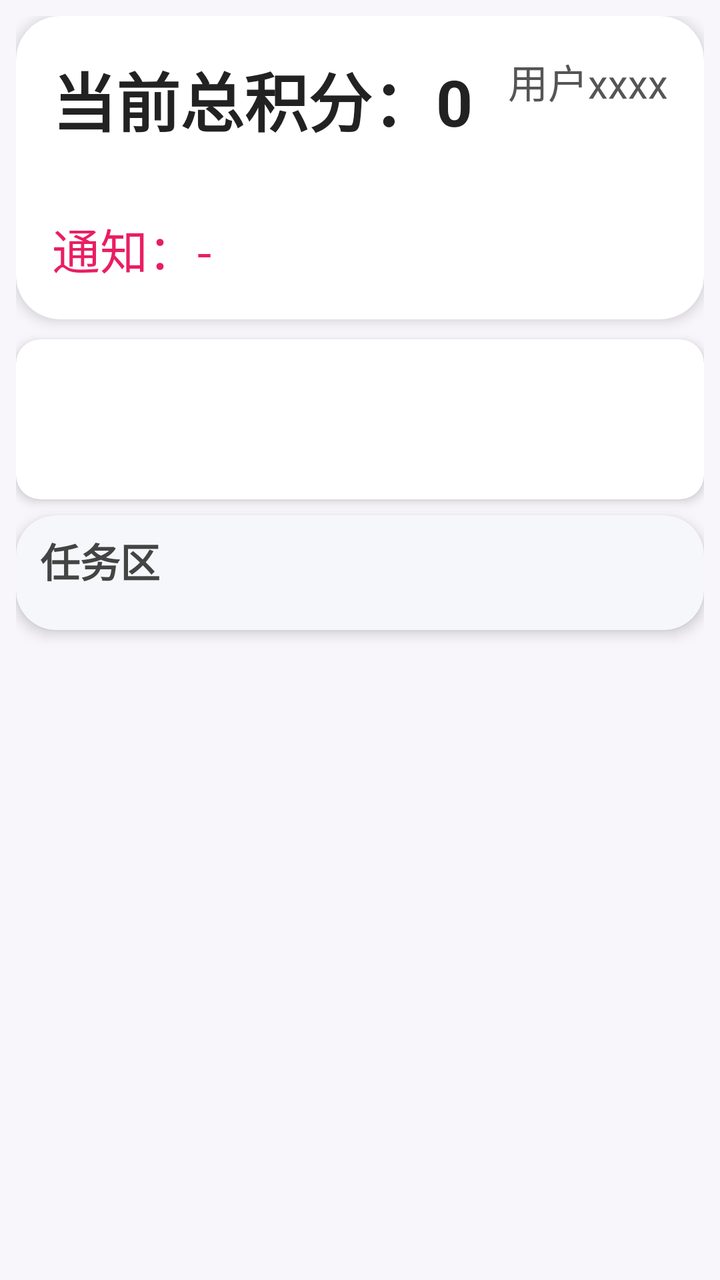
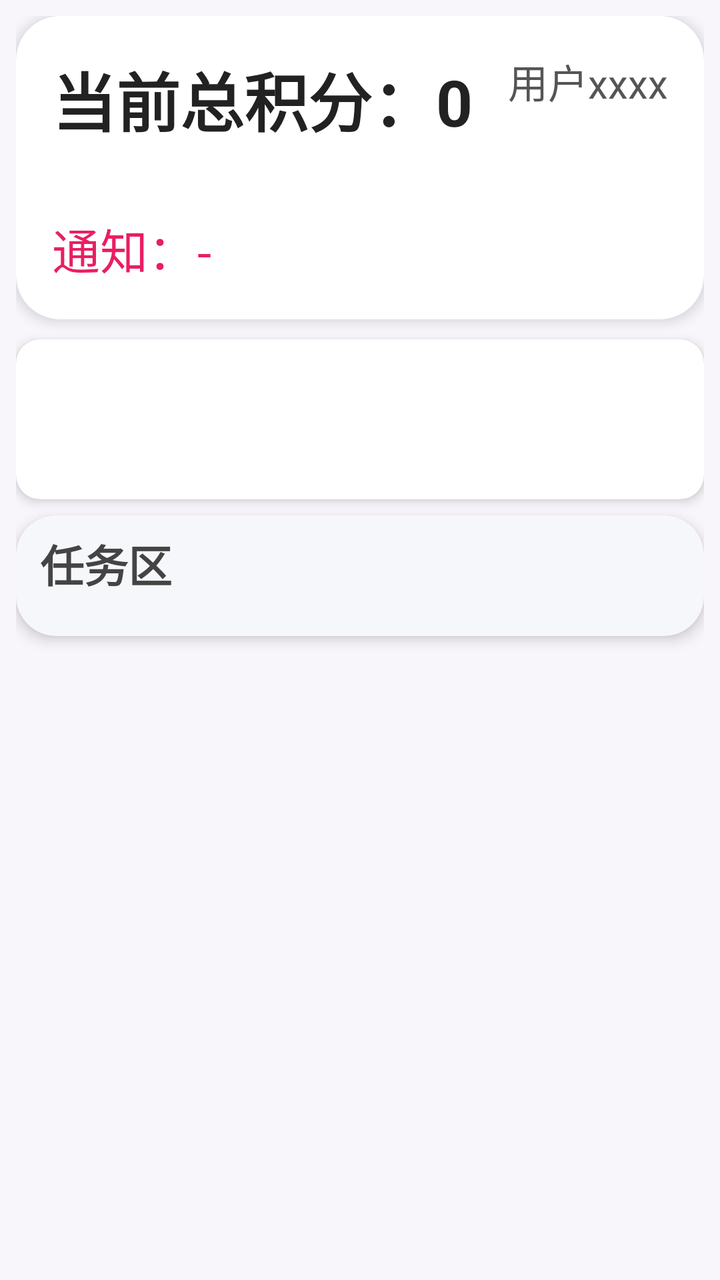

Before-and-after screenshots of an Android layout around one commit, followed by the original layout XML and the change that was made.
<!-- AndroidManifest.xml: application theme Theme.RemoteNursing -->
<!-- res/layout/fragment_user_task.xml -->
<?xml version="1.0" encoding="utf-8"?>
<ScrollView xmlns:android="http://schemas.android.com/apk/res/android"
    xmlns:app="http://schemas.android.com/apk/res-auto"
    android:layout_width="match_parent"
    android:layout_height="match_parent"
    android:fillViewport="true"
    android:background="#F9F6FB">

    <LinearLayout
        android:orientation="vertical"
        android:layout_width="match_parent"
        android:layout_height="wrap_content"
        android:padding="8dp">

        
        <androidx.cardview.widget.CardView
            android:layout_width="match_parent"
            android:layout_height="wrap_content"
            app:cardCornerRadius="22dp"
            app:cardElevation="4dp"
            android:layout_marginBottom="10dp"
            android:background="#F6F7FB">
            <RelativeLayout
                android:layout_width="match_parent"
                android:layout_height="wrap_content"
                android:padding="18dp">
                
                <TextView
                    android:id="@+id/tv_point"
                    android:text="当前总积分：0"
                    android:textSize="32sp"
                    android:textStyle="bold"
                    android:textColor="#222"
                    android:layout_alignParentStart="true"
                    android:layout_marginBottom="8dp"
                    android:layout_width="wrap_content"
                    android:layout_height="wrap_content"/>
                <TextView
                    android:id="@+id/tv_nick_name"
                    android:text="用户xxxx"
                    android:textSize="20sp"
                    android:textColor="#555"
                    android:layout_alignParentEnd="true"
                    android:layout_width="wrap_content"
                    android:layout_height="wrap_content"/>
                <LinearLayout
                    android:orientation="vertical"
                    android:layout_width="match_parent"
                    android:layout_height="wrap_content"
                    android:layout_below="@id/tv_point"
                    android:layout_marginTop="24dp">
                    <TextView
                        android:id="@+id/tv_notice"
                        android:layout_width="wrap_content"
                        android:layout_height="wrap_content"
                        android:text="通知：-"
                        android:textSize="24sp"
                        android:layout_marginTop="2dp"
                        android:textColor="#E91E63"/>
                </LinearLayout>
            </RelativeLayout>
        </androidx.cardview.widget.CardView>

        
        <androidx.cardview.widget.CardView
            android:id="@+id/card_banner"
            android:layout_width="match_parent"
            android:layout_height="80dp"
            android:layout_marginBottom="8dp"
            app:cardCornerRadius="12dp"
            app:cardElevation="3dp"
            android:background="#F6F7FB">
            <androidx.viewpager2.widget.ViewPager2
                android:id="@+id/vp_notice_banner"
                android:layout_width="match_parent"
                android:layout_height="match_parent"/>
        </androidx.cardview.widget.CardView>

        
        <androidx.cardview.widget.CardView
            android:id="@+id/card_learn_video"
            android:layout_width="match_parent"
            android:layout_height="76dp"
            android:layout_gravity="center"
            android:layout_marginBottom="8dp"
            app:cardCornerRadius="22dp"
            app:cardElevation="4dp"
            app:cardBackgroundColor="#F6F7FB"
            android:visibility="gone">
            <RelativeLayout
                android:layout_width="match_parent"
                android:layout_height="match_parent"
                android:paddingTop="10dp"
                android:paddingBottom="10dp"
                android:paddingStart="12dp"
                android:paddingEnd="12dp">
                <TextView
                    android:id="@+id/tv_learn_video_title"
                    android:text="康复视频库"
                    android:textSize="26sp"
                    android:textStyle="bold"
                    android:textColor="#2A2A2A"
                    android:layout_centerInParent="true"
                    android:layout_width="wrap_content"
                    android:layout_height="wrap_content"/>
            </RelativeLayout>
        </androidx.cardview.widget.CardView>

        
        <androidx.cardview.widget.CardView
            android:layout_width="match_parent"
            android:layout_height="wrap_content"
            android:layout_gravity="center"
            android:layout_marginBottom="16dp"
            app:cardCornerRadius="20dp"
            app:cardElevation="4dp"
            app:cardBackgroundColor="#F6F7FB">

            <LinearLayout
                android:orientation="vertical"
                android:layout_width="match_parent"
                android:layout_height="wrap_content"
                android:paddingTop="8dp"
                android:paddingBottom="8dp"
                android:paddingLeft="12dp"
                android:paddingRight="12dp">

            <TextView
                android:id="@+id/tv_task_area_title"
                android:text="任务区"
                android:textSize="20sp"
                android:textStyle="bold"
                android:textColor="#444"
                android:layout_width="wrap_content"
                android:layout_height="wrap_content"
                android:layout_marginBottom="8dp"/>
            
            <androidx.recyclerview.widget.RecyclerView
                android:id="@+id/rv_tasks"
                android:layout_width="match_parent"
                android:layout_height="wrap_content"
                android:nestedScrollingEnabled="false"
                android:padding="2dp"
                android:clipToPadding="false"
                android:overScrollMode="never"
                android:contentDescription="任务列表"/>
            </LinearLayout>
        </androidx.cardview.widget.CardView>

    </LinearLayout>
</ScrollView>
<!-- resources referenced by this layout -->
<resources>
  <style name="Theme.RemoteNursing" parent="Base.Theme.RemoteNursing" />
  <style name="Base.Theme.RemoteNursing" parent="Theme.Material3.DayNight.NoActionBar">
          
          <item name="colorPrimary">#1976D2</item>
          <item name="colorPrimaryVariant">#0D47A1</item>
          <item name="colorSecondary">#388E3C</item>
          <item name="colorOnPrimary">#FFFFFF</item>
          <item name="colorOnSecondary">#FFFFFF</item>
  
          
          <item name="colorSurface">#FFFFFF</item>
          <item name="colorOnSurface">#000000</item>
  
          
          <item name="android:windowBackground">#FFFFFF</item>
          <item name="backgroundColor">#FFFFFF</item>
  
          
          <item name="colorPrimaryContainer">#E3F2FD</item>
          <item name="colorOnPrimaryContainer">#0D47A1</item>
      </style>
</resources>

<!-- the commit's change to res/layout/fragment_user_task.xml (unified diff, before → after) -->
@@ -96,7 +96,7 @@
                 android:paddingEnd="12dp">
                 <TextView
                     android:id="@+id/tv_learn_video_title"
-                    android:text="康复视频库"
+                    android:text="视频库"
                     android:textSize="26sp"
                     android:textStyle="bold"
                     android:textColor="#2A2A2A"
@@ -128,7 +128,7 @@
             <TextView
                 android:id="@+id/tv_task_area_title"
                 android:text="任务区"
-                android:textSize="20sp"
+                android:textSize="22sp"
                 android:textStyle="bold"
                 android:textColor="#444"
                 android:layout_width="wrap_content"
